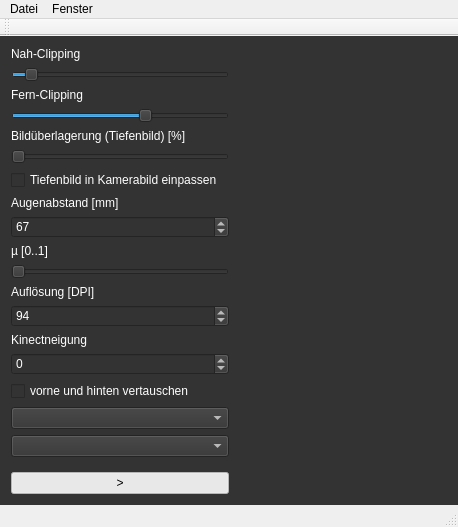
Old version of the form mainwindow.ui in the repository 607011/bineqt.
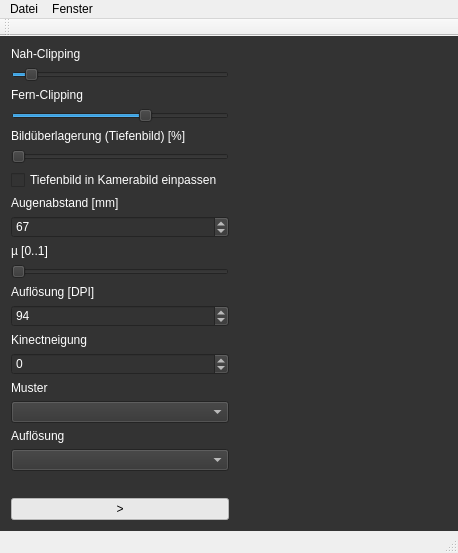
New version of the form.

What changed in the file:
```diff
--- a/mainwindow.ui
+++ b/mainwindow.ui
@@ -7,7 +7,7 @@
     <x>0</x>
     <y>0</y>
     <width>458</width>
-    <height>527</height>
+    <height>553</height>
    </rect>
   </property>
   <property name="sizePolicy">
@@ -251,12 +251,15 @@
          </widget>
         </item>
         <item>
-         <widget class="QCheckBox" name="swapFrontBackCheckBox">
+         <widget class="QLabel" name="label_8">
           <property name="styleSheet">
-           <string notr="true">color: white</string>
+           <string notr="true">color:white</string>
           </property>
           <property name="text">
-           <string>vorne und hinten vertauschen</string>
+           <string>Muster</string>
+          </property>
+          <property name="textFormat">
+           <enum>Qt::PlainText</enum>
           </property>
          </widget>
         </item>
@@ -267,6 +270,19 @@
           </property>
          </widget>
         </item>
+        <item>
+         <widget class="QLabel" name="label_9">
+          <property name="styleSheet">
+           <string notr="true">color:white</string>
+          </property>
+          <property name="text">
+           <string>Auflösung</string>
+          </property>
+          <property name="textFormat">
+           <enum>Qt::PlainText</enum>
+          </property>
+         </widget>
+        </item>
         <item>
          <widget class="QComboBox" name="stereogramSizeComboBox">
           <property name="styleSheet">
```
